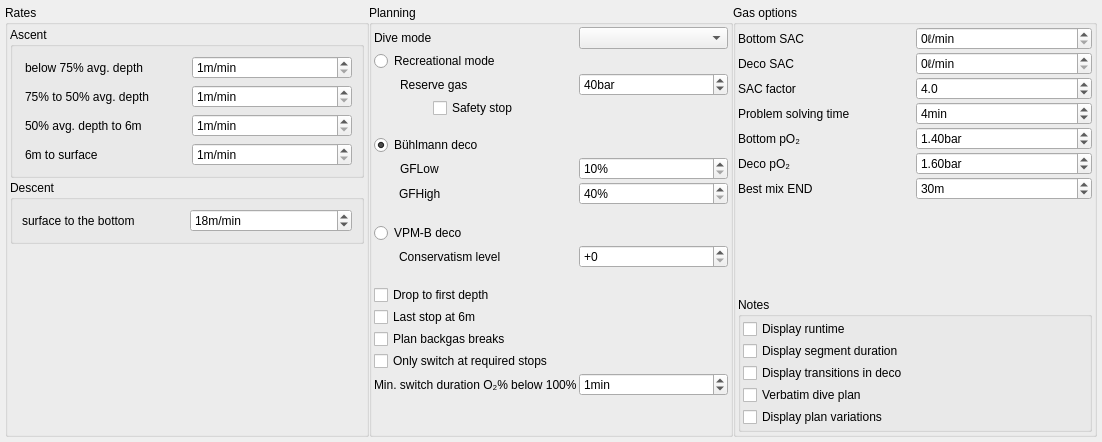
Old version of the form desktop-widgets/plannerSettings.ui in the repository subsurface/subsurface.
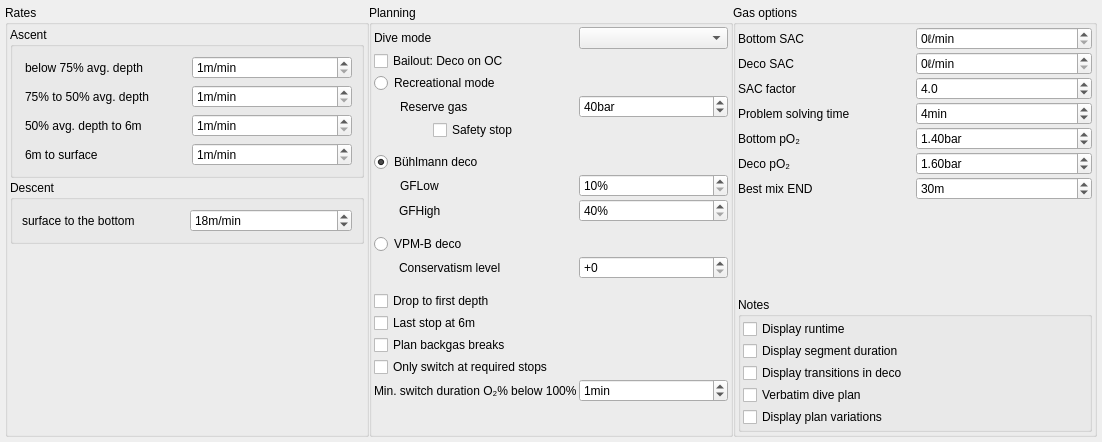
New version of the form.

Commit message:
Planner: Add checkbox to force OC bailout
This adds a checkbox for rebreather modes of the planner
that force the ascent to be in OC mode. Before, one had
to add a one minute last segment with the mode change but
this is not practical when manually searching for the
maximal bottom time given gas reserves.

```diff
--- a/desktop-widgets/plannerSettings.ui
+++ b/desktop-widgets/plannerSettings.ui
@@ -255,7 +255,7 @@
           <property name="spacing">
            <number>2</number>
           </property>
-          <item row="2" column="2">
+          <item row="4" column="2">
            <widget class="QSpinBox" name="reserve_gas">
             <property name="suffix">
              <string>bar</string>
@@ -274,7 +274,7 @@
             </property>
            </widget>
           </item>
-          <item row="4" column="1">
+          <item row="6" column="1">
            <spacer name="verticalSpacer_6">
             <property name="orientation">
              <enum>Qt::Vertical</enum>
@@ -287,7 +287,7 @@
             </property>
            </spacer>
           </item>
-          <item row="18" column="1" colspan="2">
+          <item row="22" column="1" colspan="2">
            <widget class="QCheckBox" name="switch_at_req_stop">
             <property name="toolTip">
              <string>Postpone gas change if a stop is not required</string>
@@ -297,74 +297,37 @@
             </property>
            </widget>
           </item>
-          <item row="10" column="1">
-           <widget class="QLabel" name="label_gfhigh">
+          <item row="18" column="1" colspan="2">
+           <widget class="QCheckBox" name="lastStop">
             <property name="text">
-             <string>GFHigh</string>
+             <string>Last stop at 6m</string>
             </property>
-            <property name="indent">
-             <number>25</number>
-            </property>
            </widget>
           </item>
-          <item row="9" column="1">
-           <widget class="QLabel" name="label_gflow">
-            <property name="text">
-             <string>GFLow</string>
+          <item row="15" column="2">
+           <widget class="QSpinBox" name="vpmb_conservatism">
+            <property name="prefix">
+             <string>+</string>
             </property>
-            <property name="indent">
-             <number>26</number>
+            <property name="maximum">
+             <number>4</number>
             </property>
            </widget>
           </item>
-          <item row="9" column="2">
-           <widget class="QSpinBox" name="gflow">
+          <item row="12" column="2">
+           <widget class="QSpinBox" name="gfhigh">
             <property name="suffix">
              <string>%</string>
             </property>
             <property name="minimum">
-             <number>10</number>
+             <number>40</number>
             </property>
             <property name="maximum">
              <number>150</number>
             </property>
            </widget>
           </item>
-          <item row="15" column="1" colspan="2">
-           <widget class="QCheckBox" name="drop_stone_mode">
-            <property name="text">
-             <string>Drop to first depth</string>
-            </property>
-           </widget>
-          </item>
-          <item row="19" column="1">
-           <widget class="QLabel" name="label_min_switch_duration">
-            <property name="text">
-             <string>Min. switch duration O₂% below 100%</string>
-            </property>
-           </widget>
-          </item>
-          <item row="21" column="1">
-           <spacer name="verticalSpacer_2">
-            <property name="orientation">
-             <enum>Qt::Vertical</enum>
-            </property>
-            <property name="sizeHint" stdset="0">
-             <size>
-              <width>20</width>
-              <height>40</height>
-             </size>
-            </property>
-           </spacer>
-          </item>
-          <item row="17" column="1" colspan="2">
-           <widget class="QCheckBox" name="backgasBreaks">
-            <property name="text">
-             <string>Plan backgas breaks</string>
-            </property>
-           </widget>
-          </item>
-          <item row="19" column="2">
+          <item row="23" column="2">
            <widget class="QSpinBox" name="min_switch_duration">
             <property name="suffix">
              <string>min</string>
@@ -383,14 +346,74 @@
             </property>
            </widget>
           </item>
-          <item row="16" column="1" colspan="2">
-           <widget class="QCheckBox" name="lastStop">
+          <item row="20" column="1" colspan="2">
+           <widget class="QCheckBox" name="backgasBreaks">
             <property name="text">
-             <string>Last stop at 6m</string>
+             <string>Plan backgas breaks</string>
             </property>
            </widget>
           </item>
-          <item row="1" column="1">
+          <item row="25" column="1">
+           <spacer name="verticalSpacer_2">
+            <property name="orientation">
+             <enum>Qt::Vertical</enum>
+            </property>
+            <property name="sizeHint" stdset="0">
+             <size>
+              <width>20</width>
+              <height>40</height>
+             </size>
+            </property>
+           </spacer>
+          </item>
+          <item row="23" column="1">
+           <widget class="QLabel" name="label_min_switch_duration">
+            <property name="text">
+             <string>Min. switch duration O₂% below 100%</string>
+            </property>
+           </widget>
+          </item>
+          <item row="17" column="1" colspan="2">
+           <widget class="QCheckBox" name="drop_stone_mode">
+            <property name="text">
+             <string>Drop to first depth</string>
+            </property>
+           </widget>
+          </item>
+          <item row="11" column="2">
+           <widget class="QSpinBox" name="gflow">
+            <property name="suffix">
+             <string>%</string>
+            </property>
+            <property name="minimum">
+             <number>10</number>
+            </property>
+            <property name="maximum">
+             <number>150</number>
+            </property>
+           </widget>
+          </item>
+          <item row="11" column="1">
+           <widget class="QLabel" name="label_gflow">
+            <property name="text">
+             <string>GFLow</string>
+            </property>
+            <property name="indent">
+             <number>26</number>
+            </property>
+           </widget>
+          </item>
+          <item row="12" column="1">
+           <widget class="QLabel" name="label_gfhigh">
+            <property name="text">
+             <string>GFHigh</string>
+            </property>
+            <property name="indent">
+             <number>25</number>
+            </property>
+           </widget>
+          </item>
+          <item row="3" column="1">
            <widget class="QRadioButton" name="recreational_deco">
             <property name="toolTip">
              <string>Maximize bottom time allowed by gas and no decompression limits</string>
@@ -400,47 +423,24 @@
             </property>
            </widget>
           </item>
-          <item row="10" column="2">
-           <widget class="QSpinBox" name="gfhigh">
-            <property name="suffix">
-             <string>%</string>
+          <item row="15" column="1">
+           <widget class="QLabel" name="label_vpmb_conservatism">
+            <property name="text">
+             <string>Conservatism level</string>
             </property>
-            <property name="minimum">
-             <number>40</number>
-            </property>
-            <property name="maximum">
-             <number>150</number>
+            <property name="indent">
+             <number>25</number>
             </property>
            </widget>
           </item>
-          <item row="12" column="1">
+          <item row="14" column="1">
            <widget class="QRadioButton" name="vpmb_deco">
             <property name="text">
              <string>VPM-B deco</string>
             </property>
            </widget>
           </item>
-          <item row="5" column="1">
-           <widget class="QRadioButton" name="buehlmann_deco">
-            <property name="text">
-             <string>Bühlmann deco</string>
-            </property>
-            <property name="checked">
-             <bool>true</bool>
-            </property>
-           </widget>
-          </item>
-          <item row="2" column="1">
-           <widget class="QLabel" name="label_reserve_gas">
-            <property name="text">
-             <string>Reserve gas</string>
-            </property>
-            <property name="indent">
-             <number>26</number>
-            </property>
-           </widget>
-          </item>
-          <item row="3" column="1" alignment="Qt::AlignHCenter">
+          <item row="5" column="1" alignment="Qt::AlignHCenter">
            <widget class="QCheckBox" name="safetystop">
             <property name="layoutDirection">
              <enum>Qt::LeftToRight</enum>
@@ -453,7 +453,7 @@
             </property>
            </widget>
           </item>
-          <item row="11" column="1">
+          <item row="13" column="1">
            <spacer name="verticalSpacer_7">
             <property name="orientation">
              <enum>Qt::Vertical</enum>
@@ -466,7 +466,7 @@
             </property>
            </spacer>
           </item>
-          <item row="14" column="1">
+          <item row="16" column="1">
            <spacer name="verticalSpacer_5">
             <property name="orientation">
              <enum>Qt::Vertical</enum>
@@ -479,26 +479,6 @@
             </property>
            </spacer>
           </item>
-          <item row="13" column="1">
-           <widget class="QLabel" name="label_vpmb_conservatism">
-            <property name="text">
-             <string>Conservatism level</string>
-            </property>
-            <property name="indent">
-             <number>25</number>
-            </property>
-           </widget>
-          </item>
-          <item row="13" column="2">
-           <widget class="QSpinBox" name="vpmb_conservatism">
-            <property name="prefix">
-             <string>+</string>
-            </property>
-            <property name="maximum">
-             <number>4</number>
-            </property>
-           </widget>
-          </item>
           <item row="0" column="2">
            <widget class="QComboBox" name="rebreathermode">
             <property name="currentText">
@@ -516,6 +496,33 @@
             </property>
            </widget>
           </item>
+          <item row="7" column="1">
+           <widget class="QRadioButton" name="buehlmann_deco">
+            <property name="text">
+             <string>Bühlmann deco</string>
+            </property>
+            <property name="checked">
+             <bool>true</bool>
+            </property>
+           </widget>
+          </item>
+          <item row="4" column="1">
+           <widget class="QLabel" name="label_reserve_gas">
+            <property name="text">
+             <string>Reserve gas</string>
+            </property>
+            <property name="indent">
+             <number>26</number>
+            </property>
+           </widget>
+          </item>
+          <item row="1" column="1">
+           <widget class="QCheckBox" name="bailout">
+            <property name="text">
+             <string>Bailout: Deco on OC</string>
+            </property>
+           </widget>
+          </item>
          </layout>
         </widget>
        </item>
```
The commit also changes 9 other files.
